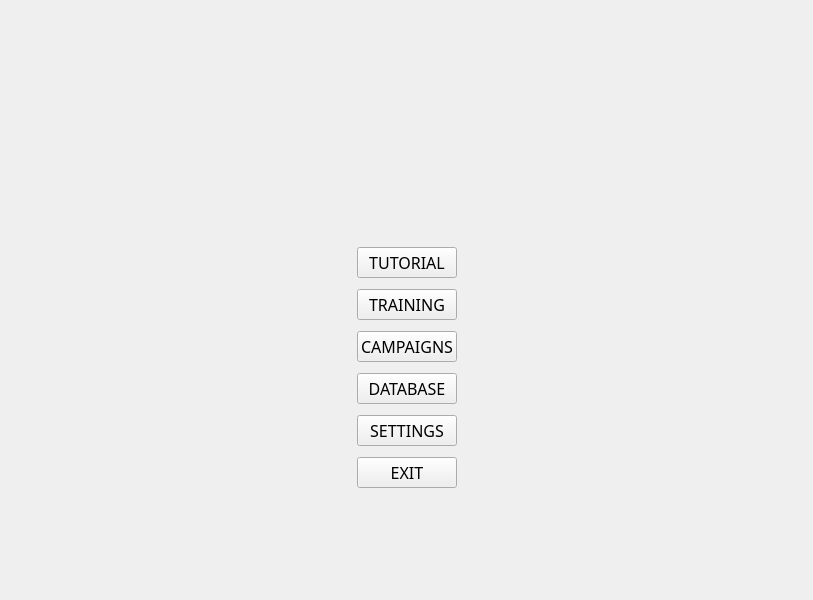
marek-cel/fightersfs, file src/gui/MainWindow.ui: the form before one commit.
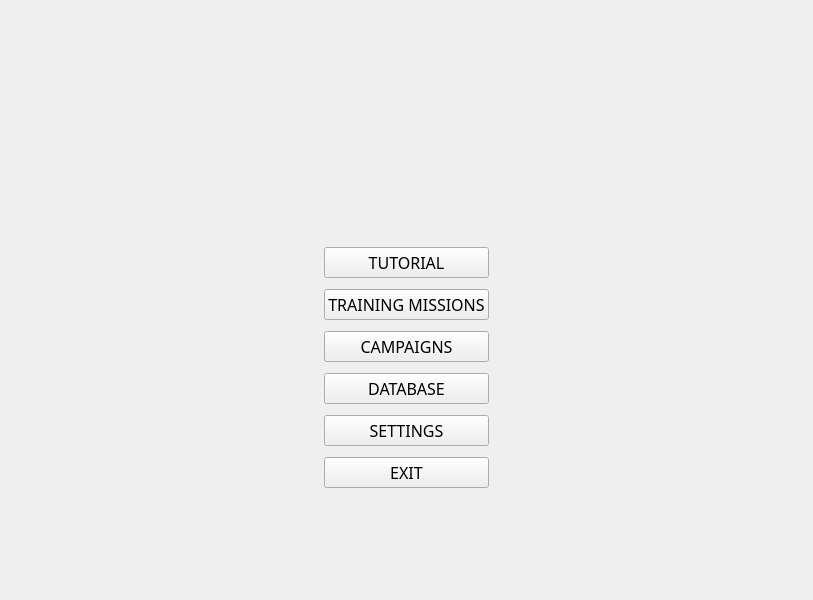
The form after the commit. Icons and pictures are not drawn. Custom widgets are drawn as their Qt base class.

```diff
--- a/src/gui/MainWindow.ui
+++ b/src/gui/MainWindow.ui
@@ -105,7 +105,7 @@
         <item row="4" column="1">
          <widget class="QPushButton" name="pushButtonMenuTraining">
           <property name="text">
-           <string>TRAINING</string>
+           <string>TRAINING MISSIONS</string>
           </property>
          </widget>
         </item>
```
Left out of the diff: 9 changed lines with no effect on the pictures.
